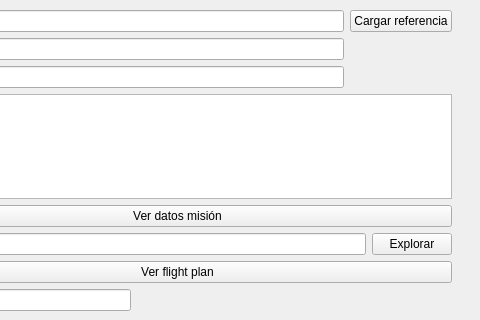
Before: the Qt Designer form src/widgets/muestreo_window.ui in UCM-237/PprzGCS, drawn with Qt 5; both pictures show x 117 to 597 and y 0 to 320 of the 597 by 649 pixel window.
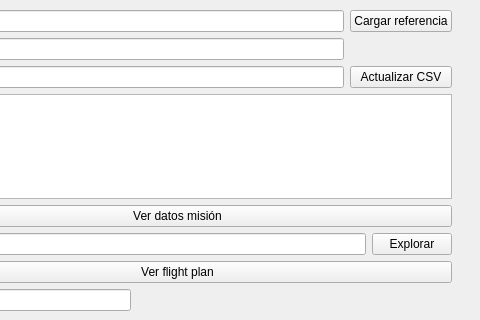
After: the same form once the commit is applied.

What changed in the file:
```diff
--- a/src/widgets/muestreo_window.ui
+++ b/src/widgets/muestreo_window.ui
@@ -73,6 +73,13 @@
         </property>
        </widget>
       </item>
+      <item row="2" column="2">
+       <widget class="QPushButton" name="button_update_csv">
+        <property name="text">
+         <string>Actualizar CSV</string>
+        </property>
+       </widget>
+      </item>
       <item row="0" column="2">
        <widget class="QPushButton" name="button_explorer_referencia">
         <property name="text">
```
